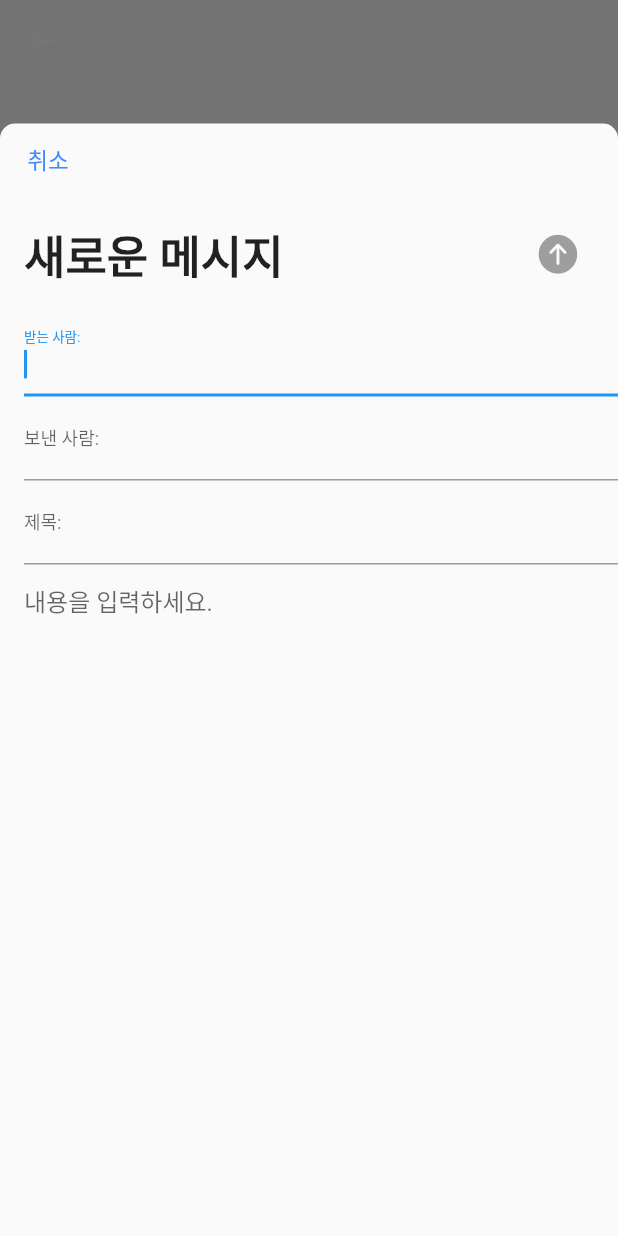
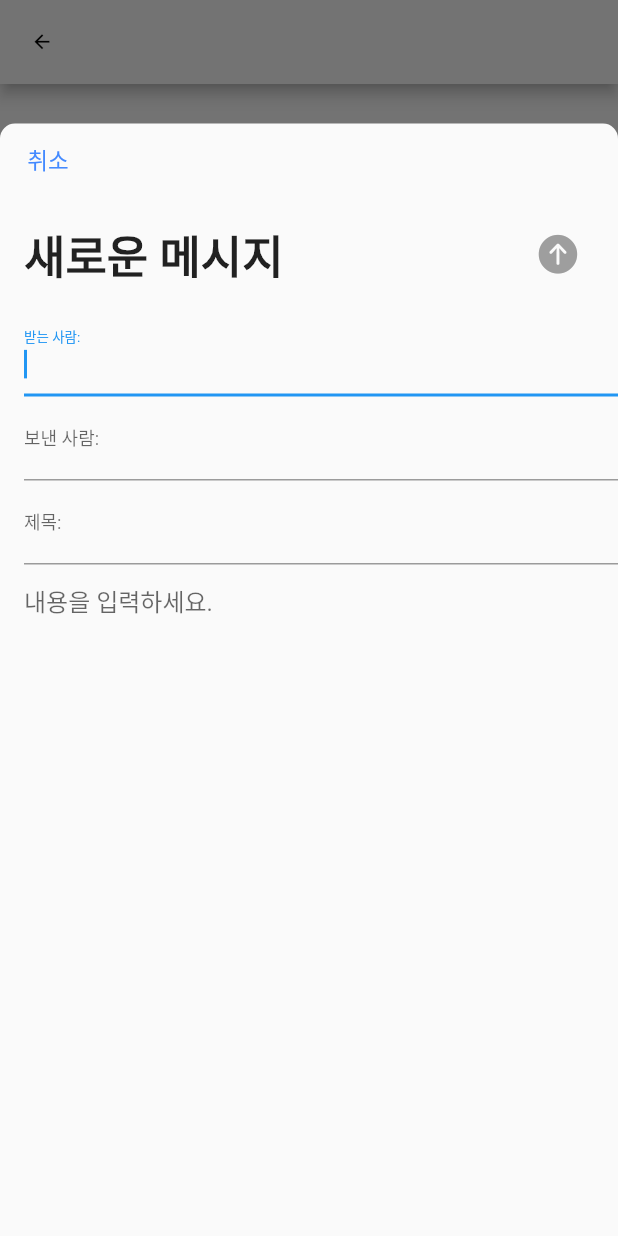
Before and after one commit to LeeShinwon/Mail, a Flutter app: the MailScreen screen opened directly with empty values, after a tap on an icon or button, on a phone screen of 412 x 824 dp. Run offline on Flutter 3.47's test engine with Material 2 defaults, Android fonts, the phone set to English and light mode, and no system bars; our stand-ins replace cloud_firestore, firebase_auth, firebase_core, get, google_sign_in; accounts and stored records are empty.

Commit message:
appbar 변경

```diff
--- a/lib/home.dart
+++ b/lib/home.dart
@@ -7,7 +7,7 @@ import 'package:get/get.dart';
 import 'package:get/get_core/src/get_main.dart';
 import 'package:mail/mail/mail_content/show_mail.dart';
 
-import 'modalButton_widget.dart';
+import 'sendMail_modal_widget.dart';
 import 'login.dart';
 import 'mail/mail_list/mail_screen.dart';
 
--- a/lib/mail/mail_list/mail_screen.dart
+++ b/lib/mail/mail_list/mail_screen.dart
@@ -4,7 +4,7 @@ import 'package:flutter/material.dart';
 import 'package:get/get.dart';
 import 'package:get/get_core/src/get_main.dart';
 
-import '../../modalButton_widget.dart';
+import '../../sendMail_modal_widget.dart';
 import '../../util/size.dart';
 import 'mail_list.dart';
 
@@ -24,27 +24,22 @@ class _MailScreenState extends State<MailScreen> {
   @override
   Widget build(BuildContext context) {
     return Scaffold(
-      body: NestedScrollView(
-        floatHeaderSlivers: true,
-        headerSliverBuilder: (context,innerBoxIsScrolled) => [
-          SliverAppBar(
-            backgroundColor: Theme.of(context).scaffoldBackgroundColor,
+      appBar: AppBar(
         title: Text(widget.title.toString(),
             style: TextStyle(color: Colors.black, fontSize: 15, fontWeight: FontWeight.w600),),
-            floating: true,
-            snap: true,
-            forceElevated: innerBoxIsScrolled,
-            centerTitle: true,
-            pinned: true,
+        backgroundColor: Theme.of(context).scaffoldBackgroundColor,
+        iconTheme: IconThemeData(
+          color: Colors.black,//색변경
+          size: 15,
         ),
-        ],
+
+      ),
       body: Container(
           child: Column(
             children: [
               Expanded(child: MailList(widget.title),),
             ],
           )
-        ),
       ),
       bottomNavigationBar:BottomAppBar(
         child: Row(
```
Also changed, not shown: lib/sendMail_modal_widget.dart (renamed from lib/modalButton_widget.dart). Lines whose indentation alone changed are shown as unchanged.
